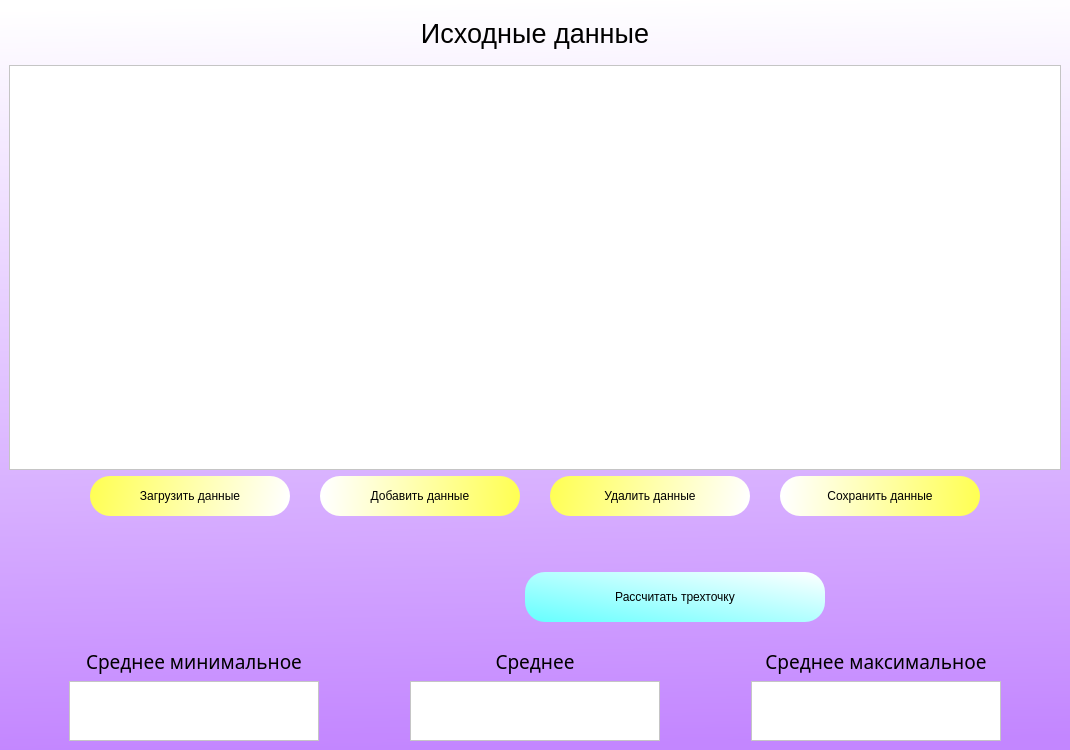
Above: ui/main.ui from esenvolt21/Research before the change. Below: the same form after it.
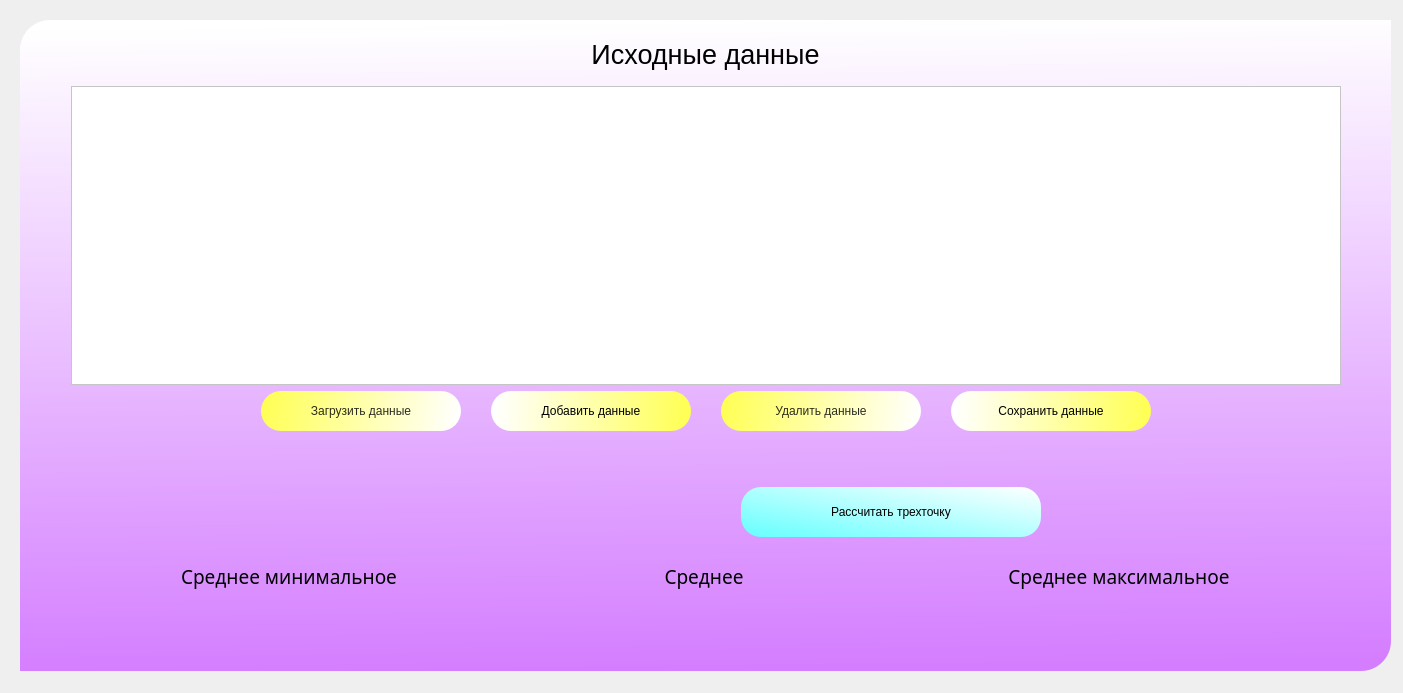
That is the form after the change.

Commit message: Modern GUI started

The edit to the form file:
```diff
--- a/ui/main.ui
+++ b/ui/main.ui
@@ -6,8 +6,8 @@
    <rect>
     <x>0</x>
     <y>0</y>
-    <width>1070</width>
-    <height>750</height>
+    <width>1403</width>
+    <height>693</height>
    </rect>
   </property>
   <property name="sizePolicy">
@@ -18,8 +18,8 @@
   </property>
   <property name="minimumSize">
    <size>
-    <width>1070</width>
-    <height>750</height>
+    <width>0</width>
+    <height>0</height>
    </size>
   </property>
   <property name="maximumSize">
@@ -44,14 +44,39 @@
    <string>Statistical compression of one-dimential arrays</string>
   </property>
   <property name="styleSheet">
-   <string notr="true">background-color: qlineargradient(spread:pad, x1:0.503, y1:0.994318, x2:0.478, y2:0, stop:0 rgba(195, 134, 255, 255), stop:1 rgba(255, 255, 255, 255));</string>
+   <string notr="true"/>
   </property>
   <property name="animated">
    <bool>true</bool>
   </property>
   <widget class="QWidget" name="centralwidget">
-   <layout class="QVBoxLayout" name="verticalLayout_8">
-    <item>
+   <widget class="QLabel" name="label_5">
+    <property name="geometry">
+     <rect>
+      <x>20</x>
+      <y>20</y>
+      <width>1371</width>
+      <height>651</height>
+     </rect>
+    </property>
+    <property name="styleSheet">
+     <string notr="true">background-color: qlineargradient(spread:pad, x1:0.522, y1:1, x2:0.493, y2:0, stop:0 rgba(212, 125, 255, 255), stop:1 rgba(255, 255, 255, 255));
+border-top-left-radius: 30px;
+border-bottom-right-radius: 30px;</string>
+    </property>
+    <property name="text">
+     <string/>
+    </property>
+   </widget>
+   <widget class="QWidget" name="">
+    <property name="geometry">
+     <rect>
+      <x>30</x>
+      <y>30</y>
+      <width>1351</width>
+      <height>626</height>
+     </rect>
+    </property>
      <layout class="QVBoxLayout" name="verticalLayout_6">
       <item>
        <layout class="QVBoxLayout" name="verticalLayout">
@@ -89,7 +114,28 @@
        </layout>
       </item>
       <item>
+      <layout class="QHBoxLayout" name="horizontalLayout_11">
+       <item>
+        <spacer name="horizontalSpacer_5">
+         <property name="orientation">
+          <enum>Qt::Horizontal</enum>
+         </property>
+         <property name="sizeHint" stdset="0">
+          <size>
+           <width>40</width>
+           <height>20</height>
+          </size>
+         </property>
+        </spacer>
+       </item>
+       <item>
        <widget class="QTableView" name="tableView">
+         <property name="minimumSize">
+          <size>
+           <width>1270</width>
+           <height>250</height>
+          </size>
+         </property>
         <property name="styleSheet">
          <string notr="true">background-color: rgb(255, 255, 255);
 font: 10pt &quot;Century Gothic&quot;;</string>
@@ -97,6 +143,21 @@
        </widget>
       </item>
       <item>
+        <spacer name="horizontalSpacer_6">
+         <property name="orientation">
+          <enum>Qt::Horizontal</enum>
+         </property>
+         <property name="sizeHint" stdset="0">
+          <size>
+           <width>40</width>
+           <height>20</height>
+          </size>
+         </property>
+        </spacer>
+       </item>
+      </layout>
+     </item>
+     <item>
        <layout class="QHBoxLayout" name="horizontalLayout">
         <property name="spacing">
          <number>30</number>
@@ -129,10 +190,20 @@
            </size>
           </property>
           <property name="styleSheet">
-           <string notr="true">border-radius: 20px;
+          <string notr="true">QPushButton#DownloadButton{
+border-radius: 20px;
 background-color: qlineargradient(spread:pad, x1:0, y1:0.483, x2:1, y2:0.523, stop:0 rgba(255, 255, 85, 255), stop:1 rgba(255, 255, 255, 255));
+color:rgba(0, 0, 0, 210);
 font: 12pt &quot;Century Gothic&quot;;
+}
 
+QPushButton#DownloadButton:hover{
+background-color: qlineargradient(spread:pad, x1:0.985, y1:0.506, x2:0.00995025, y2:0.495, stop:0 rgba(255, 255, 85, 255), stop:1 rgba(255, 255, 255, 255));
+}
+
+QPushButton#DownloadButton:pressed{
+background-color: rgba(255, 255, 85, 255);
+}
 </string>
           </property>
           <property name="text">
@@ -155,9 +226,22 @@
            </size>
           </property>
           <property name="styleSheet">
-           <string notr="true">border-radius: 20px;
+          <string notr="true">QPushButton#AddButton{
+border-radius: 20px;
 background-color: qlineargradient(spread:pad, x1:0.985, y1:0.506, x2:0.00995025, y2:0.495, stop:0 rgba(255, 255, 85, 255), stop:1 rgba(255, 255, 255, 255));
-font: 12pt &quot;Century Gothic&quot;;</string>
+font: 12pt &quot;Century Gothic&quot;;
+}
+
+QPushButton#AddButton:hover{
+border-radius: 20px;
+background-color: qlineargradient(spread:pad, x1:0, y1:0.483, x2:1, y2:0.523, stop:0 rgba(255, 255, 85, 255), stop:1 rgba(255, 255, 255, 255));
+color:rgba(0, 0, 0, 210);
+font: 12pt &quot;Century Gothic&quot;;
+}
+
+QPushButton#AddButton:pressed{
+background-color: rgba(255, 255, 85, 255);
+}</string>
           </property>
           <property name="text">
            <string>Добавить данные</string>
@@ -179,9 +263,20 @@
            </size>
           </property>
           <property name="styleSheet">
-           <string notr="true">border-radius: 20px;
+          <string notr="true">QPushButton#DeleteButton{
+border-radius: 20px;
 background-color: qlineargradient(spread:pad, x1:0, y1:0.483, x2:1, y2:0.523, stop:0 rgba(255, 255, 85, 255), stop:1 rgba(255, 255, 255, 255));
-font: 12pt &quot;Century Gothic&quot;;</string>
+color:rgba(0, 0, 0, 210);
+font: 12pt &quot;Century Gothic&quot;;
+}
+
+QPushButton#DeleteButton:hover{
+background-color: qlineargradient(spread:pad, x1:0.985, y1:0.506, x2:0.00995025, y2:0.495, stop:0 rgba(255, 255, 85, 255), stop:1 rgba(255, 255, 255, 255));
+}
+
+QPushButton#DeleteButton:pressed{
+background-color: rgba(255, 255, 85, 255);
+}</string>
           </property>
           <property name="text">
            <string>Удалить данные</string>
@@ -203,9 +298,22 @@
            </size>
           </property>
           <property name="styleSheet">
-           <string notr="true">border-radius: 20px;
+          <string notr="true">QPushButton#SaveButton{
+border-radius: 20px;
 background-color: qlineargradient(spread:pad, x1:0.985, y1:0.506, x2:0.00995025, y2:0.495, stop:0 rgba(255, 255, 85, 255), stop:1 rgba(255, 255, 255, 255));
-font: 12pt &quot;Century Gothic&quot;;</string>
+font: 12pt &quot;Century Gothic&quot;;
+}
+
+QPushButton#SaveButton:hover{
+border-radius: 20px;
+background-color: qlineargradient(spread:pad, x1:0, y1:0.483, x2:1, y2:0.523, stop:0 rgba(255, 255, 85, 255), stop:1 rgba(255, 255, 255, 255));
+color:rgba(0, 0, 0, 210);
+font: 12pt &quot;Century Gothic&quot;;
+}
+
+QPushButton#SaveButton:pressed{
+background-color: rgba(255, 255, 85, 255);
+}</string>
           </property>
           <property name="text">
            <string>Сохранить данные</string>
@@ -398,7 +506,10 @@
                  </size>
                 </property>
                 <property name="styleSheet">
-                 <string notr="true">background-color: rgb(255, 255, 255);</string>
+                <string notr="true">border-radius: 20px;
+background-color: rgba(255, 255, 255,0);
+font: 8pt &quot;Century Gothic&quot;;
+text-align: center</string>
                 </property>
                </widget>
               </item>
@@ -470,7 +581,10 @@
                  </size>
                 </property>
                 <property name="styleSheet">
-                 <string notr="true">background-color: rgb(255, 255, 255);</string>
+                <string notr="true">border-radius: 20px;
+background-color: rgba(255, 255, 255,0);
+font: 8pt &quot;Century Gothic&quot;;
+text-align: center</string>
                 </property>
                </widget>
               </item>
@@ -539,7 +653,10 @@
                  </size>
                 </property>
                 <property name="styleSheet">
-                 <string notr="true">background-color: rgb(255, 255, 255);</string>
+                <string notr="true">border-radius: 20px;
+background-color: rgba(255, 255, 255,0);
+font: 8pt &quot;Century Gothic&quot;;
+text-align: center</string>
                 </property>
                </widget>
               </item>
@@ -552,8 +669,7 @@
        </layout>
       </item>
      </layout>
-    </item>
-   </layout>
+   </widget>
   </widget>
  </widget>
  <resources/>
```
Lines whose indentation alone changed are shown as unchanged. The commit also changes 1 other file.
